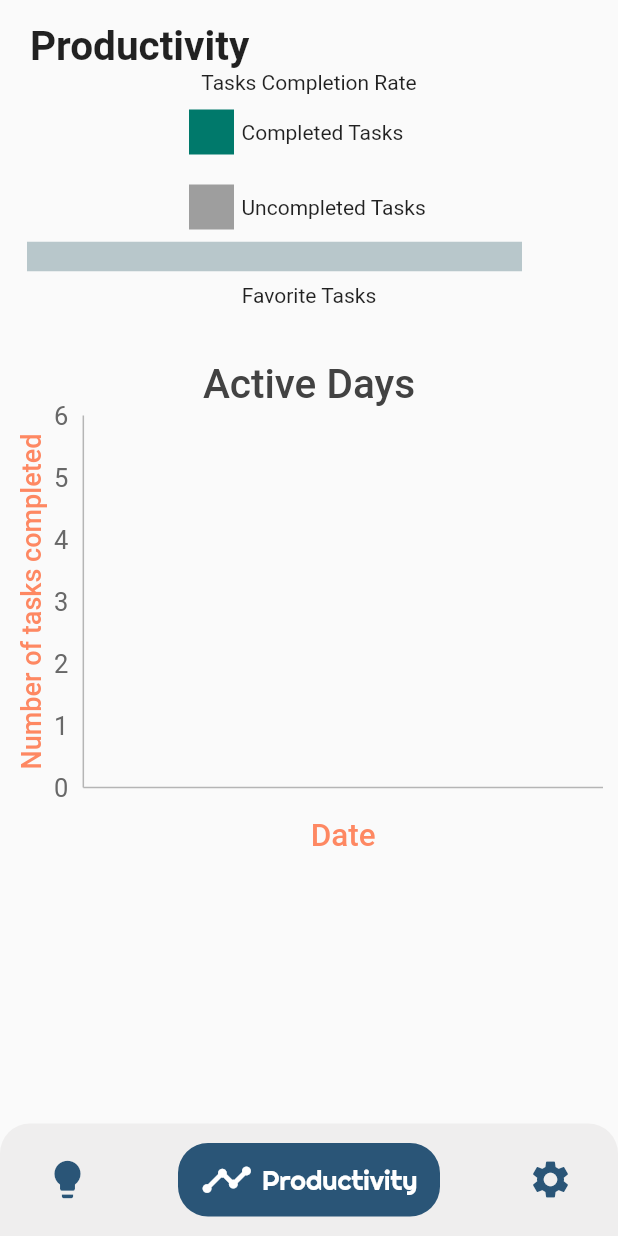
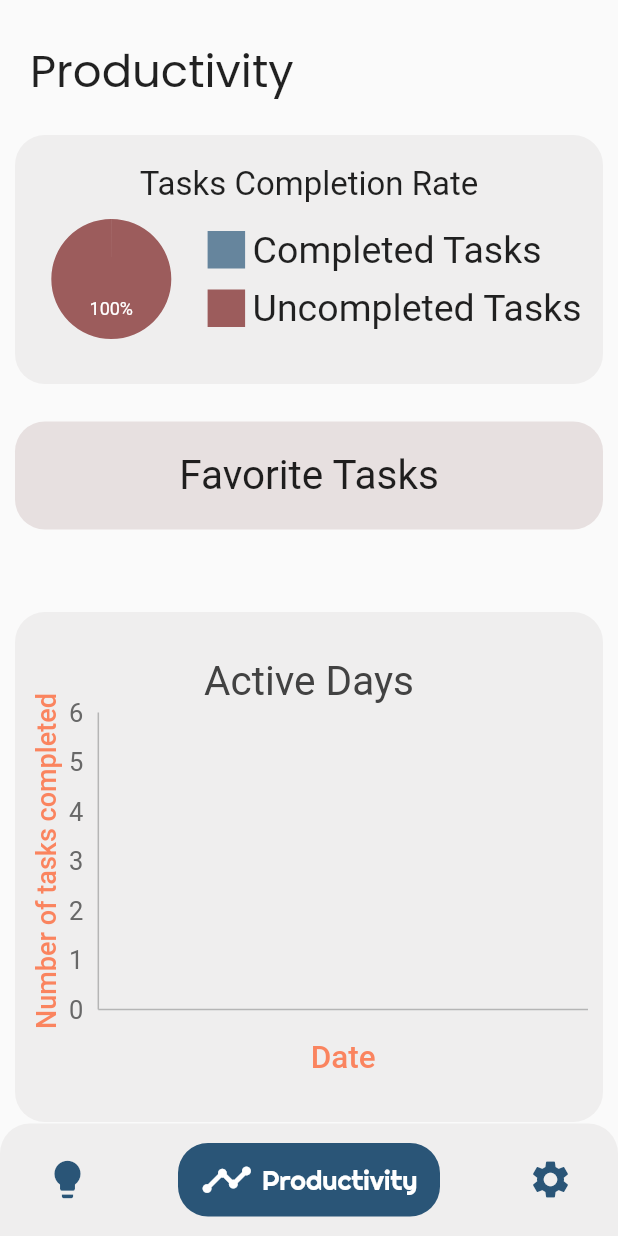
Before and after one commit to nathan-young1/idealog, a Flutter app: the screen it shows after launch, swiped to page 2, on a phone screen of 412 x 824 dp. Run offline on Flutter 3.47's test engine with Material 2 defaults, Android fonts, the phone set to English and light mode, and no system bars; drawn by our look-alikes of google_nav_bar, percent_indicator; our stand-ins replace firebase_auth, firebase_core, flutter_screenutil, font_awesome_flutter, google_fonts, google_sign_in and 3 more; accounts and stored records are empty; Roboto replaces fonts that are missing (Peddana).

Commit message:
still working on productivity ui

```diff
--- a/lib/application-menu/menuPageView.dart
+++ b/lib/application-menu/menuPageView.dart
@@ -1,7 +1,5 @@
 import 'package:flutter/material.dart';
 import 'package:google_nav_bar/google_nav_bar.dart';
-import 'package:idealog/customDecoration/boxDecoration.dart';
-import 'package:idealog/customDecoration/colors.dart';
 import 'package:idealog/design/colors.dart';
 import 'package:idealog/design/textStyles.dart';
 import 'package:idealog/global/routes.dart';
--- a/lib/design/textStyles.dart
+++ b/lib/design/textStyles.dart
@@ -6,3 +6,4 @@ final TextStyle Poppins = GoogleFonts.poppins();
 final TextStyle Righteous = GoogleFonts.righteous();
 final TextStyle RhodiumLibre = GoogleFonts.rhodiumLibre();
 final TextStyle ReemKufi = GoogleFonts.reemKufi();
+final TextStyle Peddana = GoogleFonts.peddana();
--- a/lib/idea/ideaDetails/ui/detailAppBar.dart
+++ b/lib/idea/ideaDetails/ui/detailAppBar.dart
@@ -3,7 +3,6 @@ import 'package:idealog/core-models/ideasModel.dart';
 import 'package:idealog/customDecoration/colors.dart';
 import 'package:idealog/idea/ideaDetails/code/ideaManager.dart';
 import 'package:idealog/idea/listPage/ui/addToExisting.dart';
-import 'package:idealog/sqlite-db/sqlite.dart';
 
 class DetailAppBar extends StatelessWidget {
   DetailAppBar({required this.idea});
--- a/lib/idea/listPage/ui/ideaCard.dart
+++ b/lib/idea/listPage/ui/ideaCard.dart
@@ -1,7 +1,5 @@
 import 'package:flutter/material.dart';
-import 'package:font_awesome_flutter/font_awesome_flutter.dart';
 import 'package:idealog/core-models/ideasModel.dart';
-import 'package:idealog/customDecoration/boxDecoration.dart';
 import 'package:idealog/design/colors.dart';
 import 'package:idealog/design/textStyles.dart';
 import 'package:idealog/idea/ideaDetails/code/ideaManager.dart';
--- a/lib/idea/listPage/ui/ideaListPage.dart
+++ b/lib/idea/listPage/ui/ideaListPage.dart
@@ -1,6 +1,5 @@
 import 'package:flutter/material.dart';
 import 'package:idealog/core-models/ideasModel.dart';
-import 'package:idealog/design/colors.dart';
 import 'package:idealog/design/textStyles.dart';
 import 'package:provider/provider.dart';
 
--- a/lib/productivity/code/productivityManager.dart
+++ b/lib/productivity/code/productivityManager.dart
@@ -13,7 +13,7 @@ class ProductivityManager{
       //sort the ideas by their completeTasks Length in descending order
       allIdeas.sort((a,b) => b.completedTasks.length.compareTo(a.completedTasks.length));
       // only take four of the ideas with the biggest task length
-      Iterable<Idea> favoriteIdeas = allIdeas.take(4);
+      Iterable<Idea> favoriteIdeas = allIdeas.take(3);
       return List<Idea>.from(favoriteIdeas);
     }
 
--- a/lib/productivity/ui/productivity.dart
+++ b/lib/productivity/ui/productivity.dart
@@ -2,8 +2,9 @@ import 'package:flutter/material.dart';
 import 'package:font_awesome_flutter/font_awesome_flutter.dart';
 import 'package:idealog/analytics/analyticsSql.dart';
 import 'package:idealog/core-models/ideasModel.dart';
+import 'package:idealog/design/colors.dart';
+import 'package:idealog/design/textStyles.dart';
 import 'package:idealog/productivity/code/productivityManager.dart';
-import 'package:percent_indicator/linear_percent_indicator.dart';
 import 'package:provider/provider.dart';
 import 'package:syncfusion_flutter_charts/charts.dart';
 
@@ -22,20 +23,15 @@ class _ProductivityState extends State<Productivity> {
       crossAxisAlignment: CrossAxisAlignment.start,
       children: [
         Padding(
-          padding: EdgeInsets.only(top: 15,left: 20,right: 10),
-          child: Text('Productivity',style: TextStyle(fontSize: 27,fontWeight: FontWeight.w600)),
+          padding: EdgeInsets.only(top: 25,left: 20,right: 10,bottom: 20),
+          child: Text('Productivity',
+          style: Poppins.copyWith(fontSize: 30)),
         ),
         Expanded(
           child: ListView(
             children: [
-              TaskCompletionRate(),
-              Padding(
-                padding: const EdgeInsets.all(8.0),
-                child: ClipRRect(
-                  borderRadius: BorderRadius.circular(10),
-                  child: LinearPercentIndicator(percent: completionRate,lineHeight: 20,width: 350)),
-                  // child: LinearProgressIndicator(minHeight: 25,value: Provider.of<ProductivityManager>(context).getCompletionRate())),
-              ),
+              TaskCompletionRate(completionRate),
+              SizedBox(height: 25),
               FavoriteTask(),
               SizedBox(height: 25),
               ActiveDaysChart()
@@ -47,6 +43,18 @@ class _ProductivityState extends State<Productivity> {
   }
 }
 
+enum RateType{UNCOMPLETED,COMPLETED}
+class CompletionRate{
+  late Color color;
+  double percent;
+  late String typeOfCompletion;
+  CompletionRate(this.percent,RateType type){
+    typeOfCompletion = (type == RateType.COMPLETED) ? 'Completed' : 'Uncompleted';
+    color = (type == RateType.COMPLETED) ? Color.fromRGBO(102, 133, 157, 1) : Color.fromRGBO(156, 92, 92, 1) ;
+  }
+}
+
+
 class FavoriteTask extends StatelessWidget {
   const FavoriteTask({
     Key? key,
@@ -55,58 +63,120 @@ class FavoriteTask extends StatelessWidget {
   @override
   Widget build(BuildContext context) {
     List<Idea> favorites = Provider.of<ProductivityManager>(context).getFavoriteTasks();
-    return Column(
+    return Padding(
+      padding: const EdgeInsets.symmetric(horizontal: 10),
+      child: Container(
+          decoration: BoxDecoration(
+            borderRadius: BorderRadius.circular(20),
+            color: Color.fromRGBO(157, 118, 118, 0.2),
+          ),
+          padding: EdgeInsets.symmetric(vertical: 20),
+        child: Column(
           children: [
-        Text('Favorite Tasks'),
+            Text('Favorite Tasks',
+            style: RhodiumLibre.copyWith(fontSize: 27)),
             for(int index = 0; index <= favorites.length-1; index++)
-        Row(
-          children: [
-            if(index == 0)FaIcon(FontAwesomeIcons.solidHeart,color: Colors.red[700])
-            else if(index == 1)FaIcon(FontAwesomeIcons.solidHeart,color: Colors.blue)
-            else FaIcon(FontAwesomeIcons.solidHeart,color: Colors.amber),
-            Text(favorites[index].ideaTitle),
+            ListTile(leading: (index == 0)?FaIcon(FontAwesomeIcons.solidHeart,color: Colors.red[700])
+                :(index == 1)?FaIcon(FontAwesomeIcons.solidHeart,color: Colors.blue)
+                :FaIcon(FontAwesomeIcons.solidHeart,color: Colors.amber),
+            title: Text(favorites[index].ideaTitle),
+            trailing: Icon(Icons.arrow_forward_ios))
             ],
-        )],
+        ),
+      ),
     );
   }
 }
 
 class TaskCompletionRate extends StatelessWidget {
-  const TaskCompletionRate({
-    Key? key,
-  }) : super(key: key);
+  late double percent;
 
+  TaskCompletionRate(double percent){
+    this.percent = percent*100;
+    double other = 100 - (percent*100);
+    rate = [
+
+    CompletionRate(100 - this.percent, RateType.UNCOMPLETED),
+    CompletionRate(this.percent, RateType.COMPLETED)
+    ];
+  }
+  late List<CompletionRate> rate;
   @override
   Widget build(BuildContext context) {
-    return Column(
+    return Padding(
+      padding: const EdgeInsets.symmetric(horizontal: 10),
+      child: Container(
+        decoration: BoxDecoration(
+          borderRadius: BorderRadius.circular(20),
+          color: LightGray,
+        ),
+        padding: EdgeInsets.symmetric(vertical: 20),
+        child: Column(
           crossAxisAlignment: CrossAxisAlignment.center,
           children: [
-        Text('Tasks Completion Rate'),
+            Text('Tasks Completion Rate',
+            style: RhodiumLibre.copyWith(fontSize: 22)),
+            Row(
+              crossAxisAlignment: CrossAxisAlignment.center,
+              mainAxisAlignment: MainAxisAlignment.spaceEvenly,
+              children: [
                 Container(
-          height: 50,
-          width: 160,
+                  height: 100,
+                  width: 100,
+                  child: SfCircularChart(
+
+                    series: <CircularSeries>[
+                      PieSeries<CompletionRate,String>(
+                        dataSource: this.rate,
+                        pointColorMapper: (CompletionRate r,_)=> r.color,
+                        xValueMapper: (CompletionRate r,_)=> r.typeOfCompletion,
+                        yValueMapper: (CompletionRate r,_)=> r.percent,
+                        // Radius of pie
+                        radius: '100%',
+                        dataLabelSettings: DataLabelSettings(
+                          isVisible: true
+                        ),
+                        dataLabelMapper: (_,__)=> '${_.percent.toInt()}%',
+                        explode: true,
+                        explodeGesture: ActivationMode.singleTap
+                      )
+                    ],
+                  ),
+                ),
+
+              Column(
+              crossAxisAlignment: CrossAxisAlignment.start,
+              children: [
+                Container(
                   child: Center(
                     child: Row(
                     children: [
-              Container(height: 30, width: 30, color: Colors.teal[700]),
+                      Container(height: 25, width: 25, color: Color.fromRGBO(102, 133, 157, 1)),
                       SizedBox(width: 5),
-              Text('Completed Tasks'),
+                      Text('Completed Tasks',
+                      style: Peddana.copyWith(fontSize: 25)),
                     ],)
                   ),
                 ),
                 SizedBox(height: 10),
                 Container(
-          width: 160,
                   child: Center(
                     child: Row(
                     children: [
-              Container(height: 30, width: 30, color: Colors.grey),
+                      Container(height: 25, width: 25, color: Color.fromRGBO(156, 92, 92, 1)),
                       SizedBox(width: 5),
-              Text('Uncompleted Tasks'),
+                      Text('Uncompleted Tasks',
+                      style: Peddana.copyWith(fontSize: 25)),
                     ],
                   ),),
+                ),
+              ],
             )
               ],
+            ),
+          ],
+        ),
+      ),
     );
   }
 }
@@ -117,13 +187,20 @@ class ActiveDaysChart extends StatelessWidget {
   Widget build(BuildContext context) {
     List<AnalyticsData> analytics = Provider.of<List<AnalyticsData>>(context);
 
-    return Container(
-      height: 350,
+    return Padding(
+      padding: const EdgeInsets.symmetric(horizontal: 10,vertical: 30),
+      child: Container(
         width: 350,
+          decoration: BoxDecoration(
+            borderRadius: BorderRadius.circular(20),
+            color: LightGray,
+          ),
+          padding: EdgeInsets.symmetric(vertical: 20),
+
         child: SfCartesianChart(
               title: ChartTitle(
                 text: 'Active Days',
-              textStyle: TextStyle(fontSize: 27,fontWeight: FontWeight.w500)
+                textStyle: RhodiumLibre.copyWith(fontSize: 27)
               ),
               tooltipBehavior: TooltipBehavior(
                 shouldAlwaysShow: true,
@@ -173,6 +250,7 @@ class ActiveDaysChart extends StatelessWidget {
                   )
               ],
         ),
+      ),
     );
   }
 }
--- a/pubspec.yaml
+++ b/pubspec.yaml
@@ -42,7 +42,6 @@ dependencies:
   flutter_slidable: ^0.5.7
   shared_preferences: ^2.0.5
   package_info: ^2.0.0
-  percent_indicator: ^3.0.1
   flutter_feather_icons: ^2.0.0+1
 
 
```
Also changed, not shown: pubspec.lock. Lines whose indentation alone changed are shown as unchanged.
